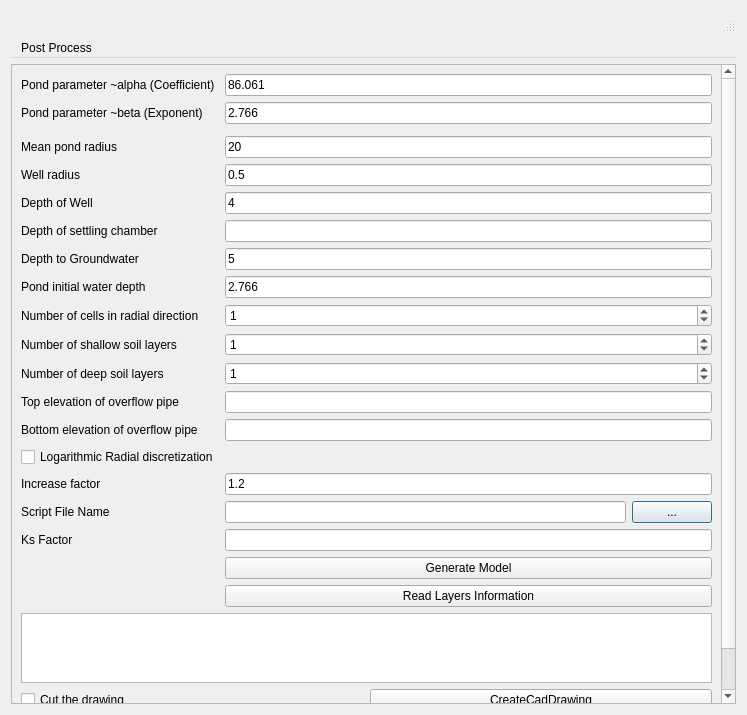
ArashMassoudieh/DryWellScriptGenerator, file DryWellDialog.ui: the form before one commit.
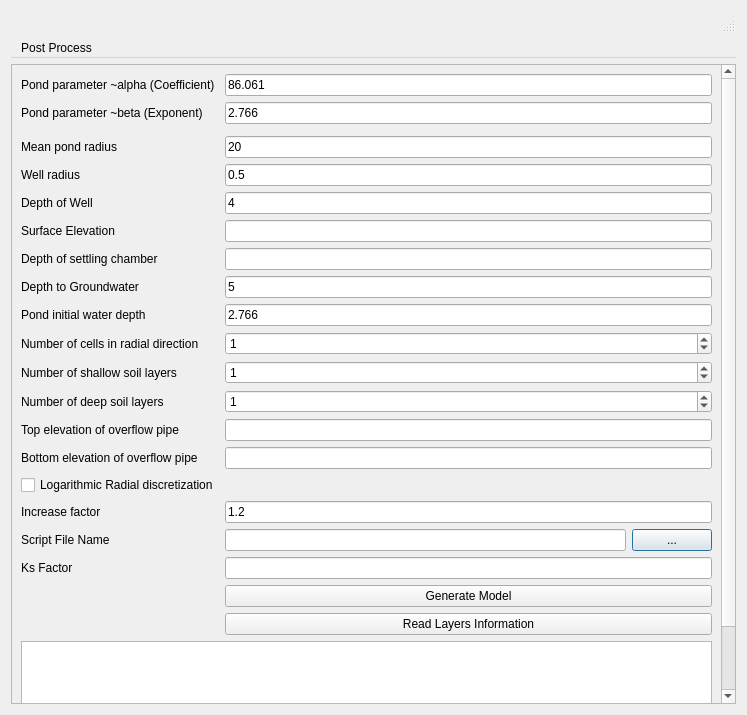
The form after the commit.

```diff
--- a/DryWellDialog.ui
+++ b/DryWellDialog.ui
@@ -39,7 +39,7 @@
         <x>0</x>
         <y>0</y>
         <width>713</width>
-        <height>760</height>
+        <height>791</height>
        </rect>
       </property>
       <layout class="QHBoxLayout" name="horizontalLayout_3">
@@ -117,84 +117,84 @@
              </property>
             </widget>
            </item>
-           <item row="7" column="0">
+           <item row="8" column="0">
             <widget class="QLabel" name="label_6">
              <property name="text">
               <string>Depth to Groundwater</string>
              </property>
             </widget>
            </item>
-           <item row="7" column="1">
+           <item row="8" column="1">
             <widget class="QLineEdit" name="Depth_to_GW">
              <property name="text">
               <string>5</string>
              </property>
             </widget>
            </item>
-           <item row="8" column="0">
+           <item row="9" column="0">
             <widget class="QLabel" name="label_7">
              <property name="text">
               <string>Pond initial water depth</string>
              </property>
             </widget>
            </item>
-           <item row="8" column="1">
+           <item row="9" column="1">
             <widget class="QLineEdit" name="Pond_ini_depth">
              <property name="text">
               <string>2.766</string>
              </property>
             </widget>
            </item>
-           <item row="9" column="0">
+           <item row="10" column="0">
             <widget class="QLabel" name="label_8">
              <property name="text">
               <string>Number of cells in radial direction</string>
              </property>
             </widget>
            </item>
-           <item row="9" column="1">
+           <item row="10" column="1">
             <widget class="QSpinBox" name="nr">
              <property name="value">
               <number>1</number>
              </property>
             </widget>
            </item>
-           <item row="10" column="0">
+           <item row="11" column="0">
             <widget class="QLabel" name="label_9">
              <property name="text">
               <string>Number of shallow soil layers</string>
              </property>
             </widget>
            </item>
-           <item row="10" column="1">
+           <item row="11" column="1">
             <widget class="QSpinBox" name="nl_shallow">
              <property name="value">
               <number>1</number>
              </property>
             </widget>
            </item>
-           <item row="11" column="0">
+           <item row="12" column="0">
             <widget class="QLabel" name="label_10">
              <property name="text">
               <string>Number of deep soil layers</string>
              </property>
             </widget>
            </item>
-           <item row="11" column="1">
+           <item row="12" column="1">
             <widget class="QSpinBox" name="nl_deep">
              <property name="value">
               <number>1</number>
              </property>
             </widget>
            </item>
-           <item row="16" column="0">
+           <item row="17" column="0">
             <widget class="QLabel" name="label_11">
              <property name="text">
               <string>Script File Name</string>
              </property>
             </widget>
            </item>
-           <item row="16" column="1">
+           <item row="17" column="1">
             <layout class="QHBoxLayout" name="horizontalLayout" stretch="0,0">
              <property name="sizeConstraint">
               <enum>QLayout::SetMaximumSize</enum>
@@ -211,84 +211,94 @@
              </item>
             </layout>
            </item>
-           <item row="18" column="1">
+           <item row="19" column="1">
             <widget class="QPushButton" name="Generate_Model">
              <property name="text">
               <string>Generate Model</string>
              </property>
             </widget>
            </item>
-           <item row="19" column="1">
+           <item row="20" column="1">
             <widget class="QPushButton" name="pushReadLayers">
              <property name="text">
               <string>Read Layers Information</string>
              </property>
             </widget>
            </item>
-           <item row="17" column="0">
+           <item row="18" column="0">
             <widget class="QLabel" name="label_12">
              <property name="text">
               <string>Ks Factor</string>
              </property>
             </widget>
            </item>
-           <item row="17" column="1">
+           <item row="18" column="1">
             <widget class="QLineEdit" name="Ks_factor"/>
            </item>
            <item row="2" column="0">
             <layout class="QGridLayout" name="gridLayout"/>
            </item>
-           <item row="14" column="0">
+           <item row="15" column="0">
             <widget class="QCheckBox" name="Logarithmic_Radial_Disc">
              <property name="text">
               <string>Logarithmic Radial discretization</string>
              </property>
             </widget>
            </item>
-           <item row="15" column="0">
+           <item row="16" column="0">
             <widget class="QLabel" name="label_13">
              <property name="text">
               <string>Increase factor</string>
              </property>
             </widget>
            </item>
-           <item row="15" column="1">
+           <item row="16" column="1">
             <widget class="QLineEdit" name="txtIncreaseFactor">
              <property name="text">
               <string>1.2</string>
              </property>
             </widget>
            </item>
-           <item row="6" column="0">
+           <item row="7" column="0">
             <widget class="QLabel" name="label_14">
              <property name="text">
               <string>Depth of settling chamber</string>
              </property>
             </widget>
            </item>
-           <item row="6" column="1">
+           <item row="7" column="1">
             <widget class="QLineEdit" name="SettlingChamberDepth"/>
            </item>
-           <item row="12" column="0">
+           <item row="13" column="0">
             <widget class="QLabel" name="label_15">
              <property name="text">
               <string>Top elevation of overflow pipe</string>
              </property>
             </widget>
            </item>
-           <item row="13" column="0">
+           <item row="14" column="0">
             <widget class="QLabel" name="label_16">
              <property name="text">
               <string>Bottom elevation of overflow pipe</string>
              </property>
             </widget>
            </item>
-           <item row="12" column="1">
-            <widget class="QLineEdit" name="lineEditTopPipe"/>
-           </item>
            <item row="13" column="1">
+            <widget class="QLineEdit" name="lineEditTopPipe"/>
+           </item>
+           <item row="14" column="1">
             <widget class="QLineEdit" name="lineEditBottomPipe"/>
            </item>
+           <item row="6" column="0">
+            <widget class="QLabel" name="label_17">
+             <property name="text">
+              <string>Surface Elevation</string>
+             </property>
+            </widget>
+           </item>
+           <item row="6" column="1">
+            <widget class="QLineEdit" name="lineEdit_surface_elevation"/>
+           </item>
           </layout>
          </item>
          <item>
```
